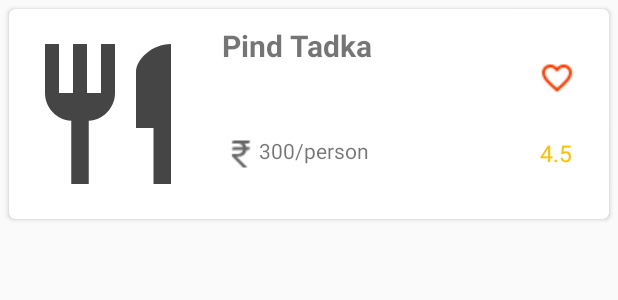
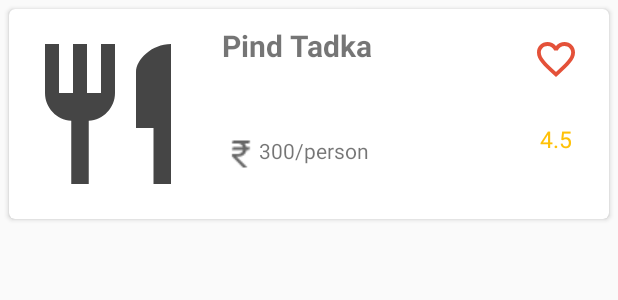
Before and after one commit to HenryGibson86/RestaurantApp, an Android app: the layout dashboard_recycler_view_single_row.xml on its own in the app's theme, with its tools: preview values and no code run, on a phone screen of 412 x 824 dp. Shown: the top 300 px of the screen. Run offline under Robolectric (Android 15) with nearby library versions, the phone set to English and light mode, and no system bars; network calls fail.

Commit message:
Like button layout fixed with click

```diff
--- a/app/src/main/java/com/albino/restaurantapp/activity/RestaurantMenuActivity.kt
+++ b/app/src/main/java/com/albino/restaurantapp/activity/RestaurantMenuActivity.kt
@@ -219,5 +219,10 @@ class RestaurantMenuActivity : AppCompatActivity() {
 
     }
 
+    /*override fun onPause() {
+        menuAdapter.itemsSelectedId.clear()//clear all the items if the user comes back to the MenuRestaurantActivity
+        super.onPause()
+    }*/
+
 
 }
--- a/app/src/main/java/com/albino/restaurantapp/adapter/RestaurantMenuAdapter.kt
+++ b/app/src/main/java/com/albino/restaurantapp/adapter/RestaurantMenuAdapter.kt
@@ -66,6 +66,9 @@ class RestaurantMenuAdapter(val context:Context,val restaurantId:String,val rest
 
             intent.putExtra("restaurantName",restaurantName)
 
+            for (i in itemsSelectedId)
+                println(i)
+
             intent.putExtra("selectedItemsId",itemsSelectedId)//pass all the items selected by the user
 
             context.startActivity(intent)
--- /dev/null
+++ b/app/src/main/res/drawable-anydpi/ic_fav_outline.xml
@@ -0,0 +1,14 @@
+<vector xmlns:android="http://schemas.android.com/apk/res/android"
+    android:width="24dp"
+    android:height="24dp"
+    android:viewportWidth="20"
+    android:viewportHeight="20"
+    android:tint="#DD2507"
+    android:alpha="0.8">
+  <group android:translateX="-2"
+      android:translateY="-2.4166667">
+      <path
+          android:fillColor="#FF000000"
+          android:pathData="M16.5,3c-1.74,0 -3.41,0.81 -4.5,2.09C10.91,3.81 9.24,3 7.5,3 4.42,3 2,5.42 2,8.5c0,3.78 3.4,6.86 8.55,11.54L12,21.35l1.45,-1.32C18.6,15.36 22,12.28 22,8.5 22,5.42 19.58,3 16.5,3zM12.1,18.55l-0.1,0.1 -0.1,-0.1C7.14,14.24 4,11.39 4,8.5 4,6.5 5.5,5 7.5,5c1.54,0 3.04,0.99 3.57,2.36h1.87C13.46,5.99 14.96,5 16.5,5c2,0 3.5,1.5 3.5,3.5 0,2.89 -3.14,5.74 -7.9,10.05z"/>
+  </group>
+</vector>
--- a/app/src/main/res/layout/dashboard_recycler_view_single_row.xml
+++ b/app/src/main/res/layout/dashboard_recycler_view_single_row.xml
@@ -75,11 +75,11 @@
         <TextView
             android:id="@+id/textViewfavourite"
             android:layout_width="25dp"
-            android:layout_height="50dp"
+            android:layout_height="25dp"
             android:layout_margin="10dp"
             android:layout_centerHorizontal="true"
-
-            android:drawableEnd="@drawable/fav_outline"
+            android:tag="unliked"
+            android:background="@drawable/ic_fav_outline"
 
             />
 
@@ -93,6 +93,7 @@
             android:drawablePadding="4dp"
             android:layout_centerHorizontal="true"
             android:padding="4dp"
+            android:layout_marginTop="15dp"
             android:textSize="15sp"
             android:layout_below="@+id/textViewfavourite"
             android:id="@+id/textViewRating"
```
Also changed, not shown: app/src/main/java/com/albino/restaurantapp/activity/CartActivity.kt (+13 -17 lines), app/src/main/java/com/albino/restaurantapp/adapter/DashboardFragmentAdapter.kt (+11 -0 lines), app/src/main/res/drawable-anydpi/ic_fav_fill.xml (added, +14 -0 lines), app/src/main/res/drawable-hdpi/ic_fav_fill.png (added), app/src/main/res/drawable-hdpi/ic_fav_outline.png (added), app/src/main/res/drawable-mdpi/fav_fill.png (deleted), app/src/main/res/drawable-mdpi/fav_outline.png (deleted), app/src/main/res/drawable-mdpi/ic_fav_fill.png (added), app/src/main/res/drawable-mdpi/ic_fav_outline.png (added), app/src/main/res/drawable-xhdpi/ic_fav_fill.png (added), app/src/main/res/drawable-xhdpi/ic_fav_outline.png (added), app/src/main/res/drawable-xxhdpi/ic_fav_fill.png (added), app/src/main/res/drawable-xxhdpi/ic_fav_outline.png (added).
